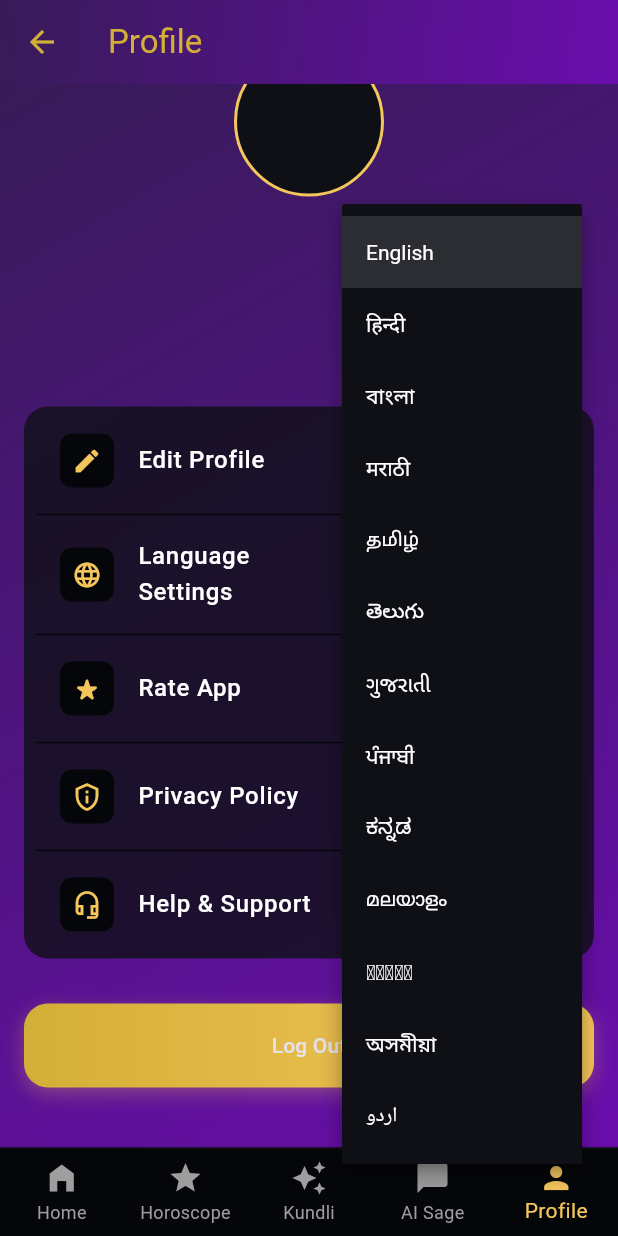
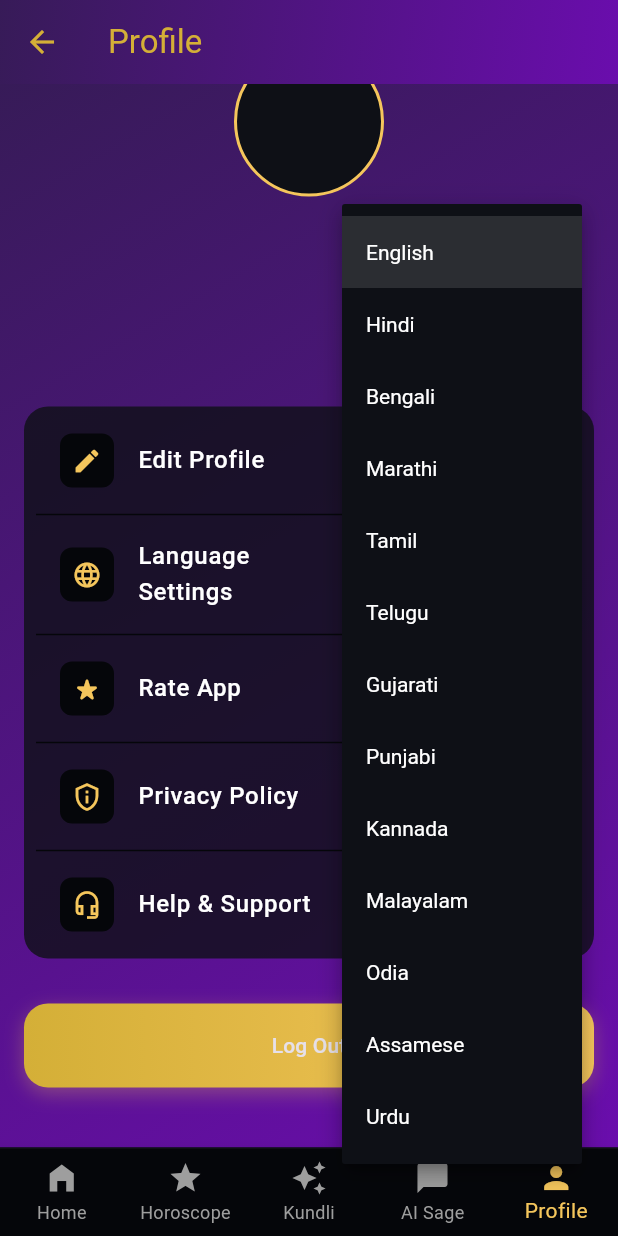
Before and after one commit to aasheesh333/AstroGuru, a Flutter app: the MainScreen screen opened by its route, item 5 of the bottom bar chosen, scrolled down 65 dp, after a tap on "English", on a phone screen of 412 x 824 dp. Run offline on Flutter 3.47's test engine with Material 3 defaults, Android fonts, the phone set to English and light mode, and no system bars; our stand-ins replace cloud_firestore, firebase_auth, firebase_core, flutter_dotenv, flutter_image_compress, flutter_local_notifications and 9 more; missing offline and left inert: onesignal_flutter, sweph; accounts and stored records are empty; generated files the repository leaves out were written again; network calls fail.

Commit message:
Fix profile strings localization and revert language names to English
- Revert language dropdown items in `ProfileScreen` to English script (e.g., "Hindi", "Tamil") as requested.
- Translate missing UI keys (`rateApp`, `privacyPolicy`, `helpSupport`, `languageSettings`, etc.) in `app_ta.arb` (Tamil), `app_te.arb` (Telugu), and `app_ml.arb` (Malayalam).
- Ensure localized strings appear correctly in Profile Screen buttons.

```diff
--- a/lib/screens/profile_screen.dart
+++ b/lib/screens/profile_screen.dart
@@ -206,18 +206,18 @@ class _ProfileContentState extends State<ProfileContent> {
                             style: const TextStyle(color: AppColors.textPrimary),
                             items: const [
                               DropdownMenuItem(value: Locale('en'), child: Text("English")),
-                              DropdownMenuItem(value: Locale('hi'), child: Text("हिन्दी")), // Hindi
-                              DropdownMenuItem(value: Locale('bn'), child: Text("বাংলা")), // Bengali
-                              DropdownMenuItem(value: Locale('mr'), child: Text("मराठी")), // Marathi
-                              DropdownMenuItem(value: Locale('ta'), child: Text("தமிழ்")), // Tamil
-                              DropdownMenuItem(value: Locale('te'), child: Text("తెలుగు")), // Telugu
-                              DropdownMenuItem(value: Locale('gu'), child: Text("ગુજરાતી")), // Gujarati
-                              DropdownMenuItem(value: Locale('pa'), child: Text("ਪੰਜਾਬੀ")), // Punjabi
-                              DropdownMenuItem(value: Locale('kn'), child: Text("ಕನ್ನಡ")), // Kannada
-                              DropdownMenuItem(value: Locale('ml'), child: Text("മലയാളം")), // Malayalam
-                              DropdownMenuItem(value: Locale('or'), child: Text("ଓଡ଼ିଆ")), // Odia
-                              DropdownMenuItem(value: Locale('as'), child: Text("অসমীয়া")), // Assamese
-                              DropdownMenuItem(value: Locale('ur'), child: Text("اردو")), // Urdu
+                              DropdownMenuItem(value: Locale('hi'), child: Text("Hindi")),
+                              DropdownMenuItem(value: Locale('bn'), child: Text("Bengali")),
+                              DropdownMenuItem(value: Locale('mr'), child: Text("Marathi")),
+                              DropdownMenuItem(value: Locale('ta'), child: Text("Tamil")),
+                              DropdownMenuItem(value: Locale('te'), child: Text("Telugu")),
+                              DropdownMenuItem(value: Locale('gu'), child: Text("Gujarati")),
+                              DropdownMenuItem(value: Locale('pa'), child: Text("Punjabi")),
+                              DropdownMenuItem(value: Locale('kn'), child: Text("Kannada")),
+                              DropdownMenuItem(value: Locale('ml'), child: Text("Malayalam")),
+                              DropdownMenuItem(value: Locale('or'), child: Text("Odia")),
+                              DropdownMenuItem(value: Locale('as'), child: Text("Assamese")),
+                              DropdownMenuItem(value: Locale('ur'), child: Text("Urdu")),
                             ],
                             onChanged: (val) {
                               if (val != null) {
```
Also changed, not shown: lib/l10n/app_ml.arb (+7 -7 lines), lib/l10n/app_ta.arb (+7 -7 lines), lib/l10n/app_te.arb (+7 -7 lines).
